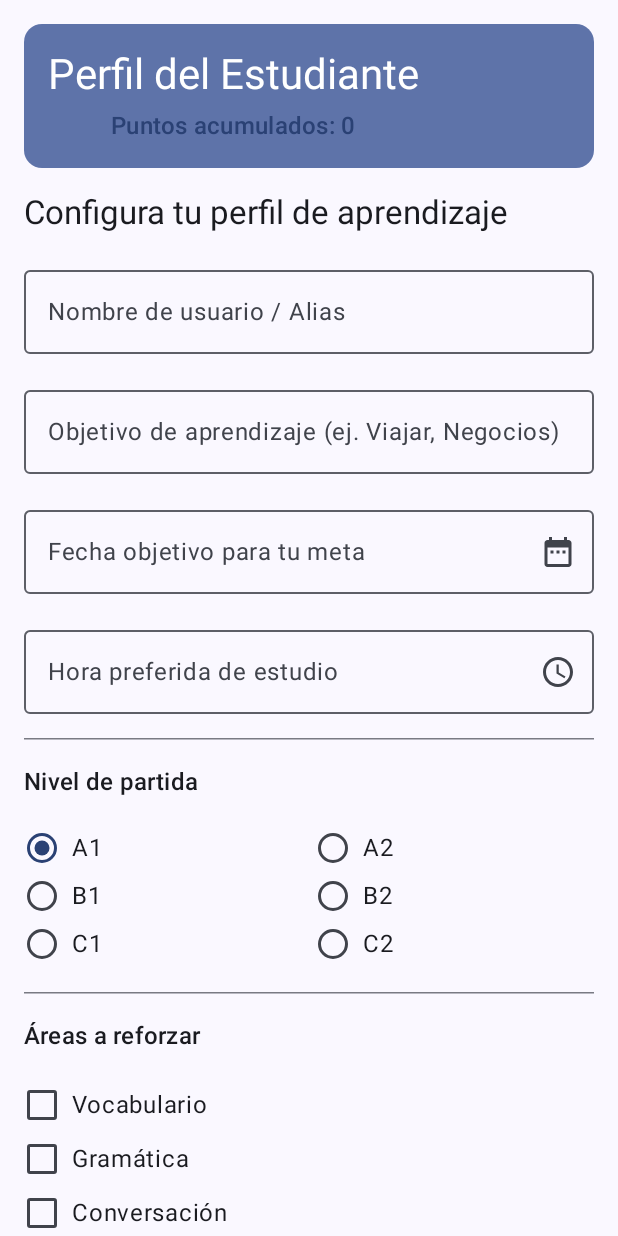
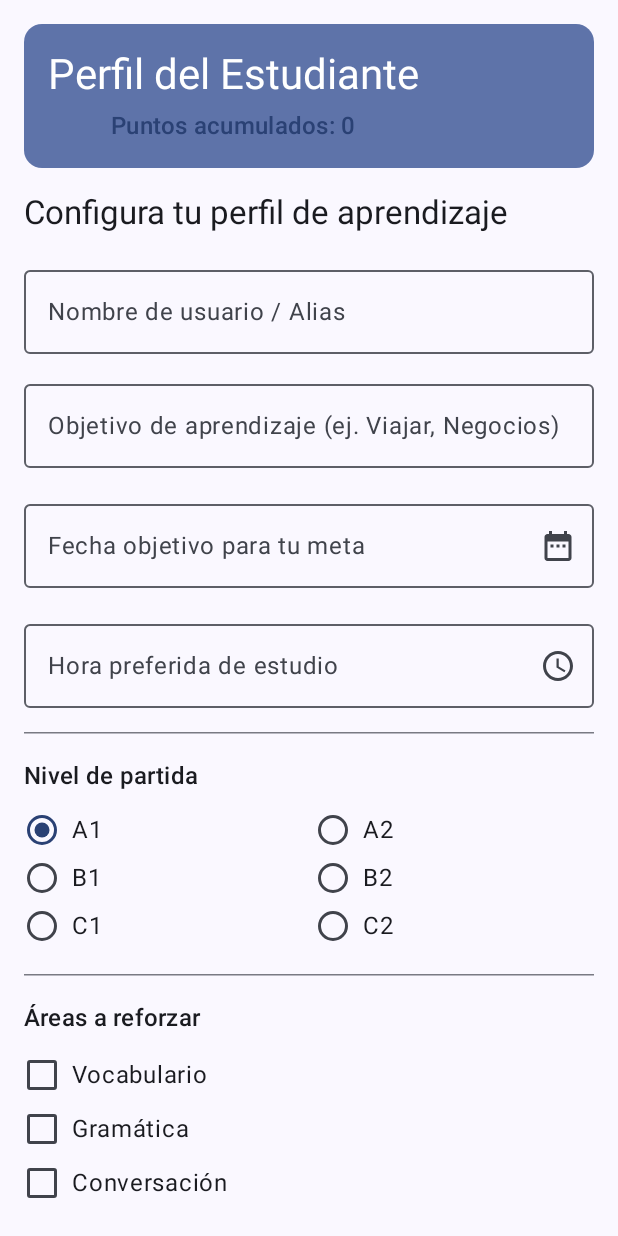
Before and after one commit to carla87571/ProyectoPMDMdeDAM, an Android app built with Jetpack Compose: the composable PantallaPerfil called with empty values, on a phone screen of 412 x 824 dp. Run offline under Robolectric (Android 15) with nearby library versions, the phone set to English and light mode, and no system bars.

Commit message:
Añadidos carruseles en PantallaConversar, LazyColumn en PantallaPerfil e iconos de navegacion

```diff
--- a/app/src/main/java/com/example/aprendefacilingles/PantallaPerfil.kt
+++ b/app/src/main/java/com/example/aprendefacilingles/PantallaPerfil.kt
@@ -3,10 +3,9 @@ package com.example.aprendefacilingles
 import android.widget.Toast
 import androidx.compose.foundation.clickable
 import androidx.compose.foundation.layout.*
-import androidx.compose.foundation.rememberScrollState
+import androidx.compose.foundation.lazy.LazyColumn
 import androidx.compose.foundation.selection.selectable
 import androidx.compose.foundation.selection.selectableGroup
-import androidx.compose.foundation.verticalScroll
 import androidx.compose.material.icons.Icons
 import androidx.compose.material.icons.filled.DateRange
 import androidx.compose.material.icons.filled.Schedule
@@ -57,14 +56,14 @@ fun PantallaPerfil(contador: Int) {
         modifier = Modifier.fillMaxSize(),
         color = MaterialTheme.colorScheme.background
     ) {
-        Column(
+        LazyColumn(
             modifier = Modifier
-                .fillMaxWidth()
-                .verticalScroll(rememberScrollState())
+                .fillMaxSize()
                 .padding(16.dp),
             verticalArrangement = Arrangement.spacedBy(16.dp)
         ) {
             // Cabecera con Puntos Acumulados
+            item {
                 Card(
                     modifier = Modifier.fillMaxWidth(),
                     colors = CardDefaults.cardColors(containerColor = MaterialTheme.colorScheme.primaryContainer)
@@ -78,10 +77,15 @@ fun PantallaPerfil(contador: Int) {
                         Text(text = "Puntos acumulados: $contador", style = MaterialTheme.typography.titleMedium, color = MaterialTheme.colorScheme.primary)
                     }
                 }
+            }
 
+            item {
                 Text(text = "Configura tu perfil de aprendizaje", style = MaterialTheme.typography.titleLarge)
+            }
 
             // --- CAMPOS DE TEXTO ---
+            item {
+                Column(verticalArrangement = Arrangement.spacedBy(12.dp)) {
                     OutlinedTextField(
                         value = nombreUsuario,
                         onValueChange = { nombreUsuario = it },
@@ -94,8 +98,11 @@ fun PantallaPerfil(contador: Int) {
                         label = { Text("Objetivo de aprendizaje (ej. Viajar, Negocios)") },
                         modifier = Modifier.fillMaxWidth()
                     )
+                }
+            }
 
             // --- FECHA OBJETIVO ---
+            item {
                 OutlinedTextField(
                     value = fechaFormateada,
                     onValueChange = {},
@@ -108,8 +115,10 @@ fun PantallaPerfil(contador: Int) {
                         }
                     }
                 )
+            }
 
             // --- HORA PREFERIDA DE ESTUDIO ---
+            item {
                 OutlinedTextField(
                     value = horaSeleccionada,
                     onValueChange = {},
@@ -122,10 +131,13 @@ fun PantallaPerfil(contador: Int) {
                         }
                     }
                 )
+            }
 
-            HorizontalDivider()
+            item { HorizontalDivider() }
 
             // --- NIVEL DE PARTIDA (RadioButtons) ---
+            item {
+                Column(verticalArrangement = Arrangement.spacedBy(8.dp)) {
                     Text(text = "Nivel de partida", style = MaterialTheme.typography.titleMedium)
                     Column(modifier = Modifier.selectableGroup()) {
                         opcionesNivel.chunked(2).forEach { filaNiveles ->
@@ -155,12 +167,16 @@ fun PantallaPerfil(contador: Int) {
                             }
                         }
                     }
+                }
+            }
 
-            HorizontalDivider()
+            item { HorizontalDivider() }
 
             // --- ÁREAS DE ESTUDIO A REFORZAR (Checkboxes) ---
+            item {
+                Column {
                     Text(text = "Áreas a reforzar", style = MaterialTheme.typography.titleMedium)
-            Column {
+                    Spacer(modifier = Modifier.height(8.dp))
                     opcionesAreas.forEach { area ->
                         Row(
                             verticalAlignment = Alignment.CenterVertically,
@@ -183,16 +199,19 @@ fun PantallaPerfil(contador: Int) {
                         }
                     }
                 }
+            }
 
-            HorizontalDivider()
+            item { HorizontalDivider() }
 
-            // --- SWITCH RECORDATORIOS ---
+            // --- SWITCH RECORDATORIOS Y TÉRMINOS ---
+            item {
+                Column(verticalArrangement = Arrangement.spacedBy(8.dp)) {
                     Row(
                         verticalAlignment = Alignment.CenterVertically,
                         modifier = Modifier
                             .fillMaxWidth()
                             .clickable(role = Role.Switch) { recordatoriosActivos = !recordatoriosActivos }
-                    .padding(vertical = 8.dp)
+                            .padding(vertical = 4.dp)
                     ) {
                         Text(
                             text = "Activar recordatorios de práctica",
@@ -204,13 +223,12 @@ fun PantallaPerfil(contador: Int) {
                         )
                     }
 
-            // --- SWITCH TÉRMINOS Y CONDICIONES ---
                     Row(
                         verticalAlignment = Alignment.CenterVertically,
                         modifier = Modifier
                             .fillMaxWidth()
                             .clickable(role = Role.Switch) { terminosAceptados = !terminosAceptados }
-                    .padding(vertical = 8.dp)
+                            .padding(vertical = 4.dp)
                     ) {
                         Text(
                             text = "Acepto los términos y condiciones",
@@ -221,8 +239,11 @@ fun PantallaPerfil(contador: Int) {
                             onCheckedChange = null
                         )
                     }
+                }
+            }
 
             // --- BOTÓN GUARDAR PERFIL ---
+            item {
                 Button(
                     onClick = {
                         Toast.makeText(context, "¡Perfil guardado con éxito!", Toast.LENGTH_SHORT).show()
@@ -232,9 +253,12 @@ fun PantallaPerfil(contador: Int) {
                 ) {
                     Text("Guardar Perfil")
                 }
+            }
 
-            // Espacio extra al final para permitir hacer scroll completo
-            Spacer(modifier = Modifier.height(100.dp))
+            // Espacio final para que el scroll no quede tapado por la barra inferior
+            item {
+                Spacer(modifier = Modifier.height(80.dp))
+            }
         }
     }
 
```
Also changed, not shown: app/src/main/java/com/example/aprendefacilingles/CarouselExample.kt (added, +104 -0 lines), app/src/main/java/com/example/aprendefacilingles/MainScreen.kt (+17 -1 lines), app/src/main/java/com/example/aprendefacilingles/PantallaConversar.kt (+59 -12 lines), app/src/main/java/com/example/aprendefacilingles/PantallaDetalle.kt (added, +64 -0 lines), 5 other files. Lines whose indentation alone changed are shown as unchanged.
